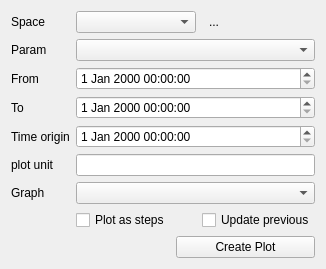
Above: ui/InstrumentLoggerQueryUi.ui from MonroeQuantumNetworks/IonControl before the change. Below: the same form after it.
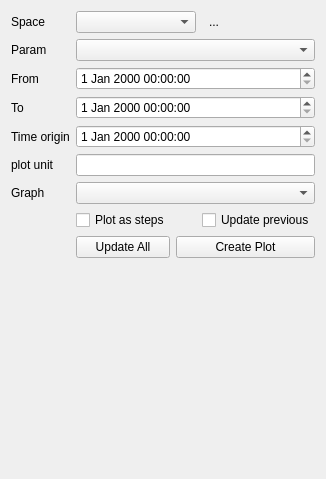
That is the form after the change. Icons and pictures are not drawn.

What changed in the file:
```diff
--- a/ui/InstrumentLoggerQueryUi.ui
+++ b/ui/InstrumentLoggerQueryUi.ui
@@ -7,13 +7,20 @@
     <x>0</x>
     <y>0</y>
     <width>293</width>
-    <height>254</height>
+    <height>479</height>
    </rect>
   </property>
   <property name="windowTitle">
    <string>Form</string>
   </property>
   <layout class="QGridLayout" name="gridLayout">
+   <item row="7" column="1">
+    <widget class="QCheckBox" name="checkBoxSteps">
+     <property name="text">
+      <string>Plot as steps</string>
+     </property>
+    </widget>
+   </item>
    <item row="9" column="2" colspan="2">
     <widget class="QPushButton" name="pushButtonCreatePlot">
      <property name="text">
@@ -21,19 +28,6 @@
      </property>
     </widget>
    </item>
-   <item row="9" column="1">
-    <spacer name="horizontalSpacer">
-     <property name="orientation">
-      <enum>Qt::Horizontal</enum>
-     </property>
-     <property name="sizeHint" stdset="0">
-      <size>
-       <width>69</width>
-       <height>17</height>
-      </size>
-     </property>
-    </spacer>
-   </item>
    <item row="6" column="1" colspan="3">
     <widget class="QComboBox" name="comboBoxPlotName"/>
    </item>
@@ -54,7 +48,7 @@
      </property>
     </widget>
    </item>
-   <item row="10" column="2">
+   <item row="11" column="2">
     <spacer name="verticalSpacer">
      <property name="orientation">
       <enum>Qt::Vertical</enum>
@@ -142,10 +136,10 @@
      </property>
     </widget>
    </item>
-   <item row="7" column="1">
-    <widget class="QCheckBox" name="checkBoxSteps">
+   <item row="9" column="1">
+    <widget class="QPushButton" name="pushButtonUpdateAll">
      <property name="text">
-      <string>Plot as steps</string>
+      <string>Update All</string>
      </property>
     </widget>
    </item>
```
